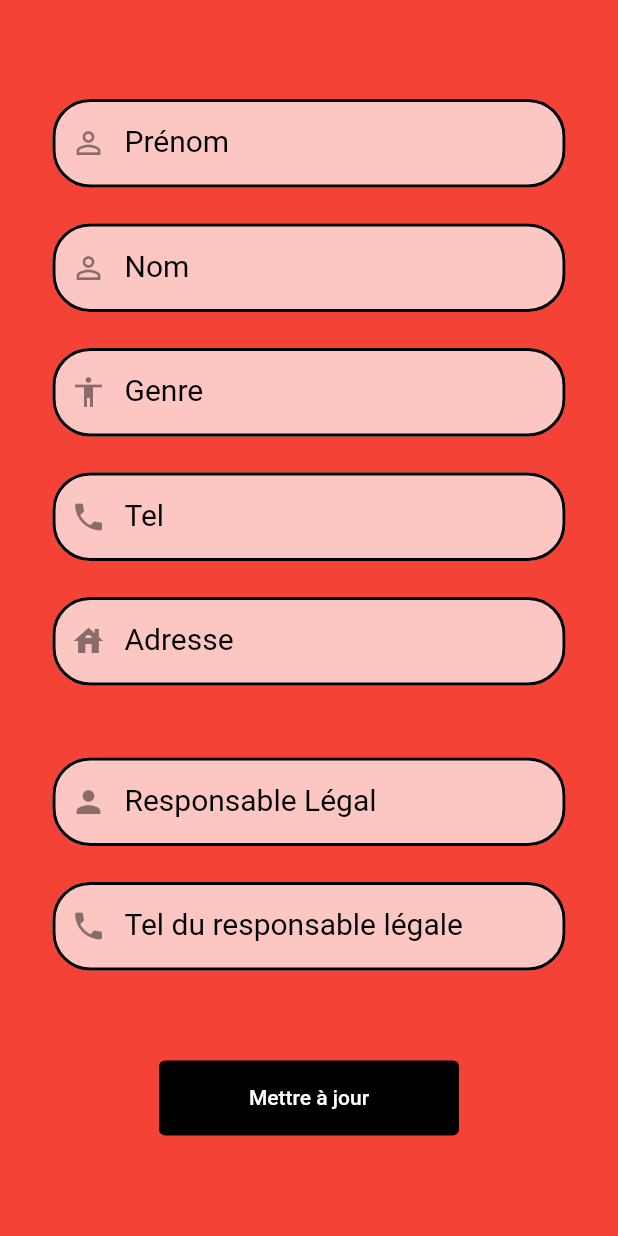
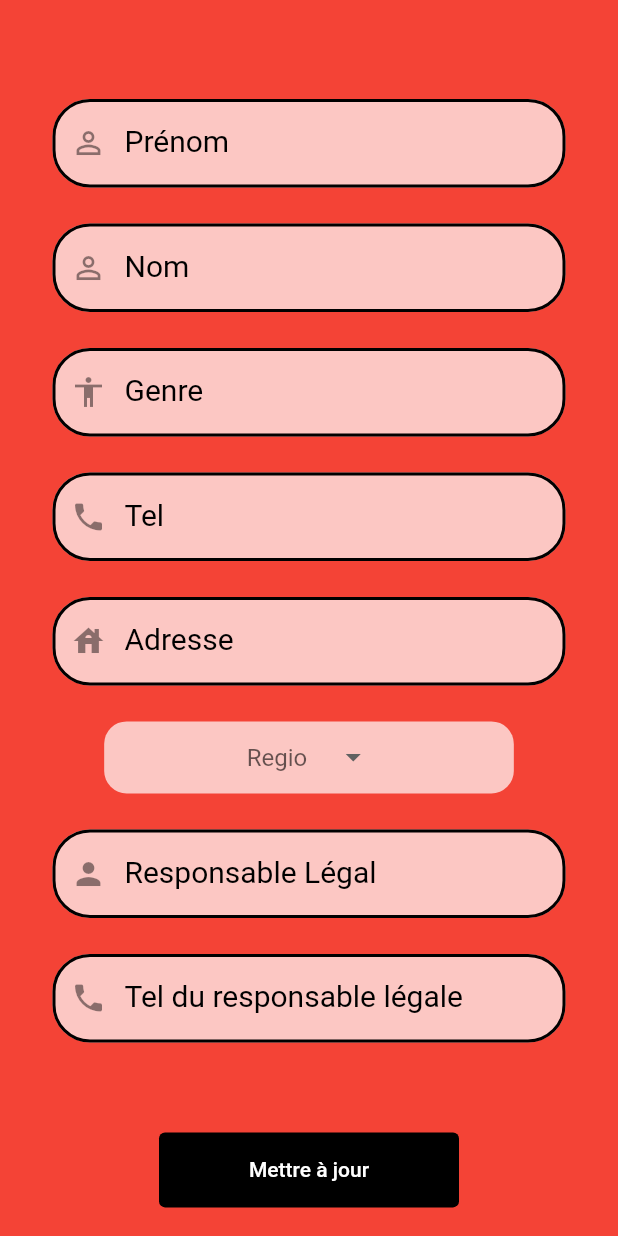
Before and after one commit to T-ramissU/bleu-manager, a Flutter app: the EditPage screen opened directly with empty values, on a phone screen of 412 x 824 dp. Run offline on Flutter 3.47's test engine with Material 2 defaults, Android fonts, the phone set to English and light mode, and no system bars; our stand-ins replace flutter_secure_storage, package_info_plus, tuple; accounts and stored records are empty.

Commit message:
edit page modifed

```diff
--- a/bleumanager/lib/widget/edit_page.dart
+++ b/bleumanager/lib/widget/edit_page.dart
@@ -14,41 +14,45 @@ class EditPage extends StatefulWidget {
 
 class _EditPageState extends State<EditPage> {
   final Bleu bleu;
+  /// Contains the regios to display, null means all
+  String? regioFilter;
+  String? initValue;
 
-  late final fnameController ;
-  final lnameController = TextEditingController();
-  final numberController = TextEditingController();
-  final regioController = TextEditingController();
-  final medicalController = TextEditingController();
-  final locController = TextEditingController();
-  final bdController = TextEditingController();
-  final sexeController = TextEditingController();
-  final respController = TextEditingController();
-  final telrespController = TextEditingController();
-  final ramController1 = TextEditingController();
-  final ramController2 = TextEditingController();
-  final ramController3 = TextEditingController();
-  final ramController4 = TextEditingController();
+  late final  fnameController ;
+  late final lnameController ;
+  late final numberController ;
+  late final regioController ;
+  late final medicalController;
+  late final locController ;
+  late final bdController ;
+  late final sexeController ;
+  late final respController ;
+  late final telrespController ;
+  late final ramController1 ;
+  late final ramController2 ;
+  late final ramController3 ;
+  late final ramController4 ;
 
   _EditPageState(this.bleu);
 
   @override
   void initState() {
+    //String? initValue= bleu.regio;
     super.initState();
     fnameController=TextEditingController(text: bleu.firstname);
-    lnameController.addListener(() => setState(() {}));
-    numberController.addListener(() => setState(() {}));
-    regioController.addListener(() => setState(() {}));
-    medicalController.addListener(() => setState(() {}));
-    sexeController.addListener(() => setState(() {}));
-    locController.addListener(() => setState(() {}));
-    bdController.addListener(() => setState(() {}));
-    respController.addListener(() => setState(() {}));
-    telrespController.addListener(() => setState(() {}));
-    ramController1.addListener(() => setState(() {}));
-    ramController2.addListener(() => setState(() {}));
-    ramController3.addListener(() => setState(() {}));
-    ramController4.addListener(() => setState(() {}));
+    lnameController=TextEditingController(text: bleu.lastname);
+    numberController=TextEditingController(text: bleu.tel);
+    regioController=TextEditingController(text: bleu.regio);
+    medicalController=TextEditingController(text: bleu.med);
+    sexeController=TextEditingController(text: bleu.sexe);
+    locController=TextEditingController(text: bleu.loc);
+    bdController= TextEditingController(text: bleu.bd);
+    respController=TextEditingController(text: bleu.resp);
+    telrespController=TextEditingController(text: bleu.telresp);
+    ramController1=TextEditingController(text: bleu.ram1);
+    ramController2=TextEditingController(text: bleu.ram2);
+    ramController3 =TextEditingController(text: bleu.ram3);
+    ramController4 = TextEditingController(text: bleu.ram4);
   }
 
   @override
@@ -82,7 +86,7 @@ class _EditPageState extends State<EditPage> {
                     const SizedBox(height: 24),
                     buildLoc(bleu),
                     const SizedBox(height: 24),
-                    //buildRegio(bleu),
+                    buildRegio(bleu),
                     const SizedBox(height: 24),
                     buildResp(bleu),
                     const SizedBox(height: 24),
@@ -266,15 +270,13 @@ class _EditPageState extends State<EditPage> {
       ),
       child: DropdownButtonHideUnderline(
           child: DropdownButton<String>(
-        value: bleu.regio,
-        style: const TextStyle(
-          color: Colors.black,
-          fontSize: 20,
-        ),
-        hint: const Text("Region"),
+            value: initValue,
+            hint: const Text("Regio"),
+
             onChanged: (String? value) {
+              // This is called when the user selects an item.
               setState(() {
-            bleu.regio = value!;
+                regioFilter = value;
               });
             },
             items: bleuAllRegio.map<DropdownMenuItem<String>>((String regio) {
@@ -283,7 +285,9 @@ class _EditPageState extends State<EditPage> {
                 child: Text(regio),
               );
             }).toList(),
-      )));
+          )
+      )
+  );
 
   Widget buildResp(Bleu bleu) => TextFormField(
         initialValue: bleu.resp,
@@ -334,28 +338,28 @@ class _EditPageState extends State<EditPage> {
   void update(Bleu bleu) {
     if (fnameController.value.text != bleu.firstname) {
       bleu.firstname = fnameController.value.text;
-    }else if (lnameController.value.text != bleu.lastname) {
+    } if (lnameController.value.text != bleu.lastname) {
       bleu.lastname = lnameController.value.text;
     }
-    else if (numberController.value.text != bleu.tel) {
+     if (numberController.value.text != bleu.tel) {
       bleu.tel = numberController.value.text;
     }
-    else if (medicalController.value.text != bleu.med) {
+     if (medicalController.value.text != bleu.med) {
       bleu.med = medicalController.value.text;
     }
-    else if (sexeController.value.text != bleu.sexe) {
+     if (sexeController.value.text != bleu.sexe) {
       bleu.sexe = sexeController.value.text;
     }
-    else if (regioController.value.text != bleu.regio) {
+     if (regioController.value.text != bleu.regio) {
       bleu.regio = regioController.value.text;
     }
-    else if (locController.value.text != bleu.loc) {
+     if (locController.value.text != bleu.loc) {
       bleu.loc = locController.value.text;
     }
-    else if (respController.value.text != bleu.resp) {
+     if (respController.value.text != bleu.resp) {
       bleu.resp = respController.value.text;
     }
-    else if (telrespController.value.text != bleu.telresp) {
+     if (telrespController.value.text != bleu.telresp) {
       bleu.telresp = telrespController.value.text;
     }
   }
--- a/bleumanager/lib/widget/list_page.dart
+++ b/bleumanager/lib/widget/list_page.dart
@@ -99,8 +99,9 @@ class _ListPageState extends State<ListPage> {
   Widget _buildTable(BuildContext context) {
     return Expanded(
       child: ListView(
+
         restorationId: 'data_table_list_view',
-        padding: const EdgeInsets.all(8),
+        padding: const EdgeInsets.all(1),
         children: [
           DataTable(
             decoration: BoxDecoration(
```
Also changed, not shown: bleumanager/pubspec.lock. Lines whose indentation alone changed are shown as unchanged.
